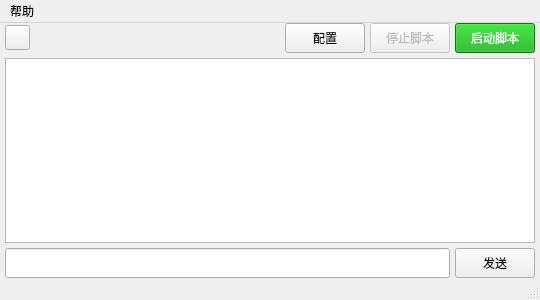
Above: src/gui/resources/ui/ALMainWindow.ui from KenanZhu/AutoLibrary before the change. Below: the same form after it.
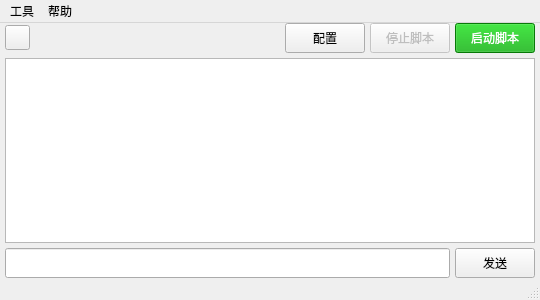
That is the form after the change. Icons and pictures are not drawn.

```diff
--- a/src/gui/resources/ui/ALMainWindow.ui
+++ b/src/gui/resources/ui/ALMainWindow.ui
@@ -281,6 +281,12 @@
    <property name="nativeMenuBar">
     <bool>true</bool>
    </property>
+   <widget class="QMenu" name="ToolsMenu">
+    <property name="title">
+     <string>工具</string>
+    </property>
+    <addaction name="SettingsAction"/>
+   </widget>
    <widget class="QMenu" name="HelpMenu">
     <property name="mouseTracking">
      <bool>true</bool>
@@ -291,6 +297,7 @@
     <addaction name="ManualAction"/>
     <addaction name="AboutAction"/>
    </widget>
+   <addaction name="ToolsMenu"/>
    <addaction name="HelpMenu"/>
   </widget>
   <widget class="QStatusBar" name="StatusBar">
```
Left out of the diff: 5 changed lines with no effect on the pictures.
